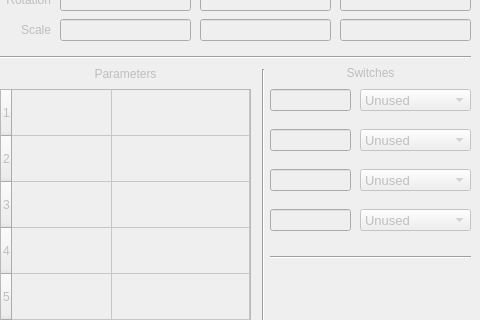
This is LevelEditorUI/UI/ui_form.ui in Owen-Splat/LAS-Level-Editor as Qt 5 draws it before an edit; both pictures show x 700 to 1180 and y 130 to 450 of the 1180 by 600 pixel window. The edited form follows.
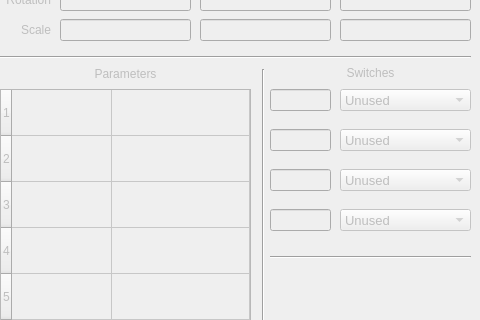
This is the edited form.

Commit message: change currently selected actor by clicking on sprites

What changed in the file:
```diff
--- a/LevelEditorUI/UI/ui_form.ui
+++ b/LevelEditorUI/UI/ui_form.ui
@@ -772,9 +772,9 @@
     </property>
     <property name="geometry">
      <rect>
-      <x>1060</x>
+      <x>1040</x>
       <y>240</y>
-      <width>111</width>
+      <width>131</width>
       <height>22</height>
      </rect>
     </property>
@@ -820,7 +820,7 @@
      <rect>
       <x>970</x>
       <y>320</y>
-      <width>81</width>
+      <width>61</width>
       <height>22</height>
      </rect>
     </property>
@@ -838,7 +838,7 @@
      <rect>
       <x>970</x>
       <y>200</y>
-      <width>81</width>
+      <width>61</width>
       <height>22</height>
      </rect>
     </property>
@@ -856,7 +856,7 @@
      <rect>
       <x>970</x>
       <y>240</y>
-      <width>81</width>
+      <width>61</width>
       <height>22</height>
      </rect>
     </property>
@@ -874,7 +874,7 @@
      <rect>
       <x>970</x>
       <y>280</y>
-      <width>81</width>
+      <width>61</width>
       <height>22</height>
      </rect>
     </property>
@@ -890,9 +890,9 @@
     </property>
     <property name="geometry">
      <rect>
-      <x>1060</x>
+      <x>1040</x>
       <y>280</y>
-      <width>111</width>
+      <width>131</width>
       <height>22</height>
      </rect>
     </property>
@@ -936,9 +936,9 @@
     </property>
     <property name="geometry">
      <rect>
-      <x>1060</x>
+      <x>1040</x>
       <y>320</y>
-      <width>111</width>
+      <width>131</width>
       <height>22</height>
      </rect>
     </property>
@@ -1006,9 +1006,9 @@
     </property>
     <property name="geometry">
      <rect>
-      <x>1060</x>
+      <x>1040</x>
       <y>200</y>
-      <width>111</width>
+      <width>131</width>
       <height>22</height>
      </rect>
     </property>
```
The commit also changes 2 other files.
